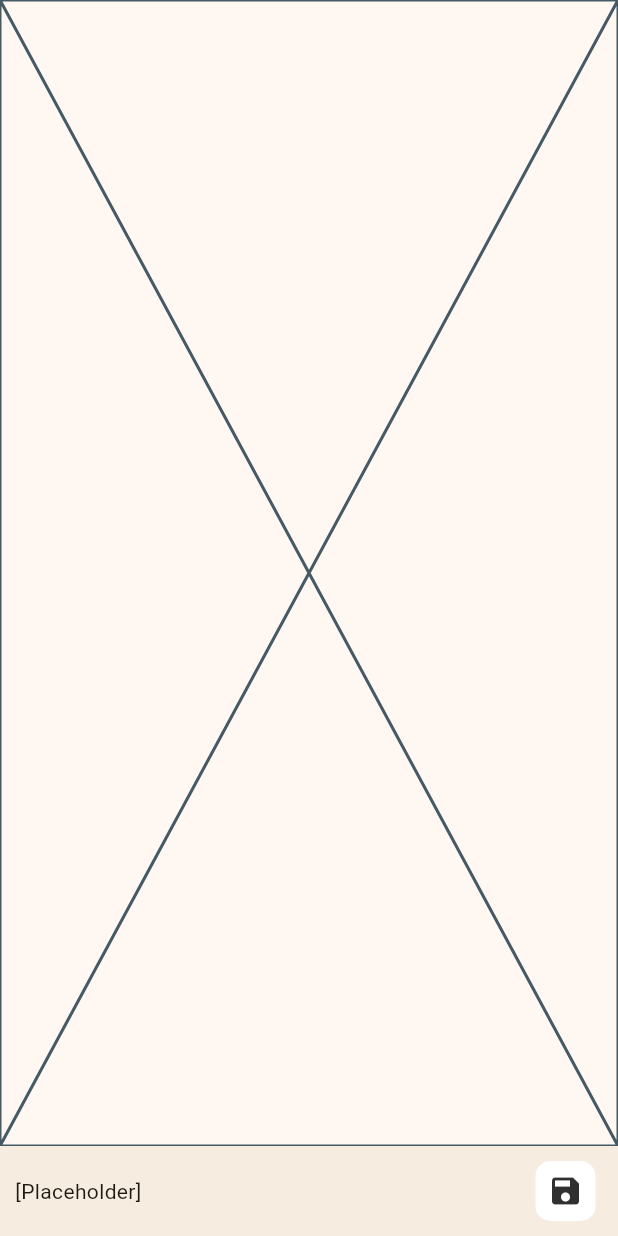
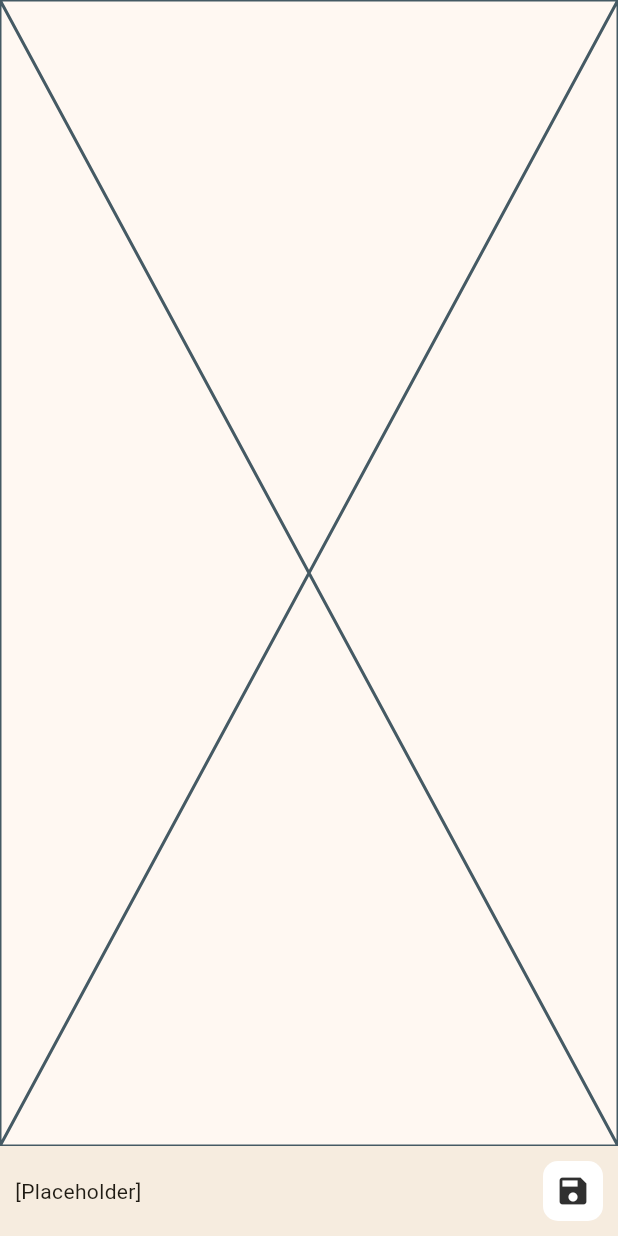
Before and after one commit to JSPasta/Mobile-App, a Flutter app: the screen it shows after launch, on a phone screen of 412 x 824 dp. Run offline on Flutter 3.47's test engine with Material 3 defaults, Android fonts, the phone set to English and light mode, and no system bars.

Commit message:
fix: hover not completed detection & additional margin

```diff
--- a/lib/components/button.dart
+++ b/lib/components/button.dart
@@ -62,7 +62,7 @@ class _BottomAppBarButtonState extends State<BottomAppBarButton>
       cursor: SystemMouseCursors.click,
       onEnter: (event) => _hoverController.forward(),
       onExit: (event) {
-        if (_hoverController.isCompleted) {
+        if (_hoverController.isCompleted || _hoverController.isAnimating) {
           _hoverController.reverse();
         }
 
@@ -81,12 +81,13 @@ class _BottomAppBarButtonState extends State<BottomAppBarButton>
         onTap: widget.onTap,
         child: AnimatedBuilder(
           animation: Listenable.merge([_backgroundColor, _clickController]),
-          builder: (context, child) => SizedBox(
+          builder: (context, child) => Container(
+            margin: const EdgeInsets.symmetric(vertical: 5),
+            child: SizedBox(
               height: widget.height,
               child: AspectRatio(
                 aspectRatio: 1,
                 child: Container(
-                margin: const EdgeInsets.all(5),
                   decoration: BoxDecoration(
                     color: _backgroundColor.value,
                     borderRadius: BorderRadius.circular(widget.height / 5),
@@ -99,6 +100,7 @@ class _BottomAppBarButtonState extends State<BottomAppBarButton>
             ),
           ),
         ),
+      ),
     );
   }
 }
```
Lines whose indentation alone changed are shown as unchanged.
